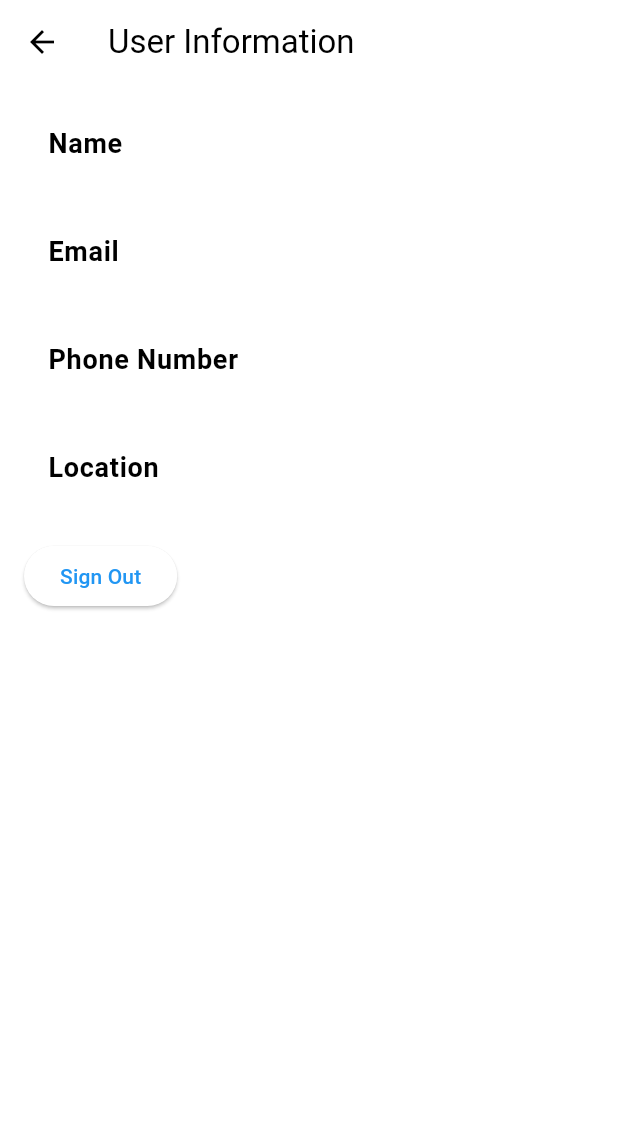
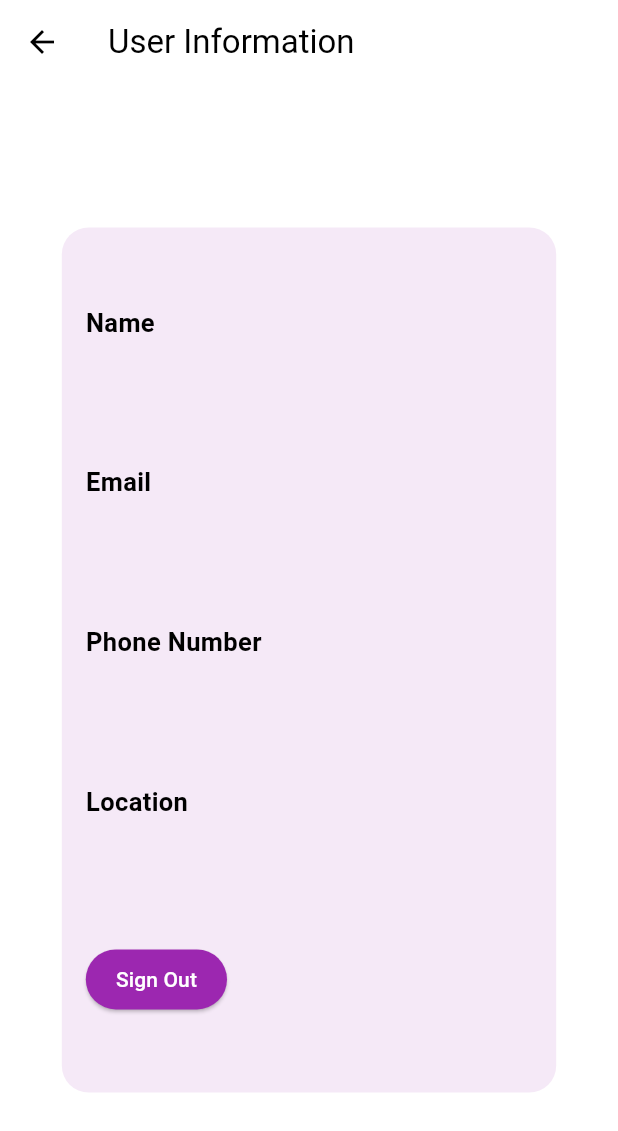
Before and after one commit to SidharthVNampoothiripad/Vehicle_Service_App, a Flutter app: the UserInfo screen opened directly, on a phone screen of 412 x 824 dp. Shown: the top 1131 px of the screen. Run offline on Flutter 3.47's test engine with Material 3 defaults, Android fonts, the phone set to English and light mode, and no system bars; our stand-ins replace carousel_slider, cloud_firestore, firebase_auth, firebase_core, shared_preferences; accounts and stored records are empty; Roboto replaces fonts that are missing (Montserrat).

Commit message:
Add files via upload

```diff
--- a/lib/user_details.dart
+++ b/lib/user_details.dart
@@ -8,6 +8,8 @@ class UserInfo extends StatelessWidget {
 
   @override
   Widget build(BuildContext context) {
+    final TextEditingController _locationController = TextEditingController();
+
     return Scaffold(
       appBar: AppBar(
         title: Text('User Information'),
@@ -15,7 +17,7 @@ class UserInfo extends StatelessWidget {
       body: StreamBuilder<DocumentSnapshot>(
         stream: FirebaseFirestore.instance
             .collection('Users')
-            .doc(FirebaseAuth.instance.currentUser!.email) // Use display name as document ID
+            .doc(FirebaseAuth.instance.currentUser!.email) // Use email as document ID
             .snapshots(),
         builder: (context, snapshot) {
           if (snapshot.connectionState == ConnectionState.waiting) {
@@ -27,10 +29,21 @@ class UserInfo extends StatelessWidget {
 
           var userData = snapshot.data!.data() as Map<String, dynamic>;
 
-          return Padding(
+          return Center(
+            child: Padding(
               padding: const EdgeInsets.all(16.0),
+              child: Container(
+                width: MediaQuery.of(context).size.width * 0.8,
+                height: MediaQuery.of(context).size.height * 0.7,
+                padding: const EdgeInsets.all(16.0),
+                decoration: BoxDecoration(
+                  color: Colors.purple.withOpacity(0.1),
+                  borderRadius: BorderRadius.circular(18),
+                ),
                 child: Column(
                   crossAxisAlignment: CrossAxisAlignment.start,
+                  mainAxisAlignment: MainAxisAlignment.spaceEvenly,
+                  mainAxisSize: MainAxisSize.min,
                   children: [
                     UserInfoItem(label: 'Name', value: userData['Name'] ?? ''),
                     UserInfoItem(label: 'Email', value: userData['Email'] ?? ''),
@@ -44,9 +57,20 @@ class UserInfo extends StatelessWidget {
                           MaterialPageRoute(builder: (context) => LoginPage()),
                         );
                       },
-                  child: Text('Sign Out'),
+                      style: ElevatedButton.styleFrom(
+                        alignment: Alignment.center,
+                        padding: EdgeInsets.symmetric(vertical: 10.0, horizontal: 20.0),
+                        backgroundColor: Colors.purple, // Violet color
+                        foregroundColor: Colors.white, // White text color
+                        shape: RoundedRectangleBorder(
+                          borderRadius: BorderRadius.circular(20), // Rounded edges
+                        ),
+                      ),
+                      child: Text('Sign Out', style: TextStyle(fontSize: 14.0)),
                     ),
                   ],
+                ),
+              ),
             ),
           );
         },
@@ -66,18 +90,23 @@ class UserInfoItem extends StatelessWidget {
 
   @override
   Widget build(BuildContext context) {
-    return ListTile(
-      title: Text(
+    return Column(
+      crossAxisAlignment: CrossAxisAlignment.start,
+      children: [
+        Text(
           label,
           style: TextStyle(
             fontWeight: FontWeight.bold,
-          fontSize: 18.0,
+            fontSize: 17.0, // Increased font size
           ),
         ),
-      subtitle: Text(
+        SizedBox(height:15.0),
+        Text(
           value,
-        style: TextStyle(fontSize: 16.0),
+          style: TextStyle(fontSize: 15.0), // Increased font size
         ),
+        SizedBox(height: 10.0),
+      ],
     );
   }
 }
```
Also changed, not shown: lib/login_page.dart (line endings or trailing spaces), lib/signup_page.dart (line endings or trailing spaces). Lines whose indentation alone changed are shown as unchanged.
